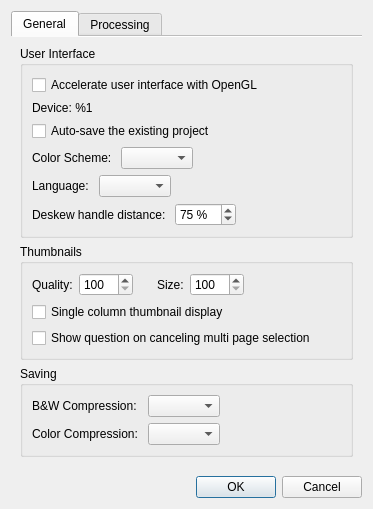
Before: the Qt Designer form src/app/SettingsDialog.ui in 2ndmax/scantailor-ocr, drawn with Qt 5.
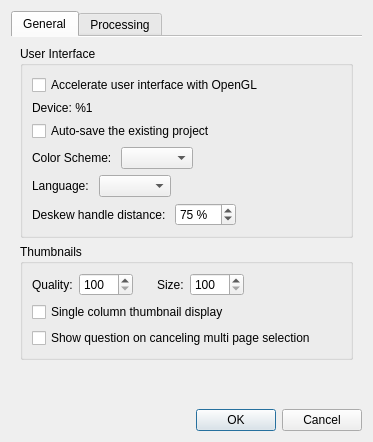
After: the same form once the commit is applied.

Commit message: Output: TIFF compression panel with JPEG quality

```diff
--- a/src/app/SettingsDialog.ui
+++ b/src/app/SettingsDialog.ui
@@ -273,52 +273,6 @@
          </layout>
         </widget>
        </item>
-       <item>
-        <widget class="QGroupBox" name="groupBox_2">
-         <property name="title">
-          <string>Saving</string>
-         </property>
-         <layout class="QHBoxLayout" name="horizontalLayout_2">
-          <item>
-           <layout class="QGridLayout" name="gridLayout">
-            <item row="0" column="0">
-             <widget class="QLabel" name="tiffCompressionBWLabel">
-              <property name="text">
-               <string>B&amp;W Compression: </string>
-              </property>
-             </widget>
-            </item>
-            <item row="0" column="1">
-             <widget class="QComboBox" name="tiffCompressionBWBox"/>
-            </item>
-            <item row="1" column="0">
-             <widget class="QLabel" name="tiffCompressionColorLabel">
-              <property name="text">
-               <string>Color Compression: </string>
-              </property>
-             </widget>
-            </item>
-            <item row="1" column="1">
-             <widget class="QComboBox" name="tiffCompressionColorBox"/>
-            </item>
-           </layout>
-          </item>
-          <item>
-           <spacer name="horizontalSpacer_2">
-            <property name="orientation">
-             <enum>Qt::Horizontal</enum>
-            </property>
-            <property name="sizeHint" stdset="0">
-             <size>
-              <width>1</width>
-              <height>1</height>
-             </size>
-            </property>
-           </spacer>
-          </item>
-         </layout>
-        </widget>
-       </item>
        <item>
         <spacer name="verticalSpacer_2">
          <property name="orientation">
```
The commit also changes 21 other files.
